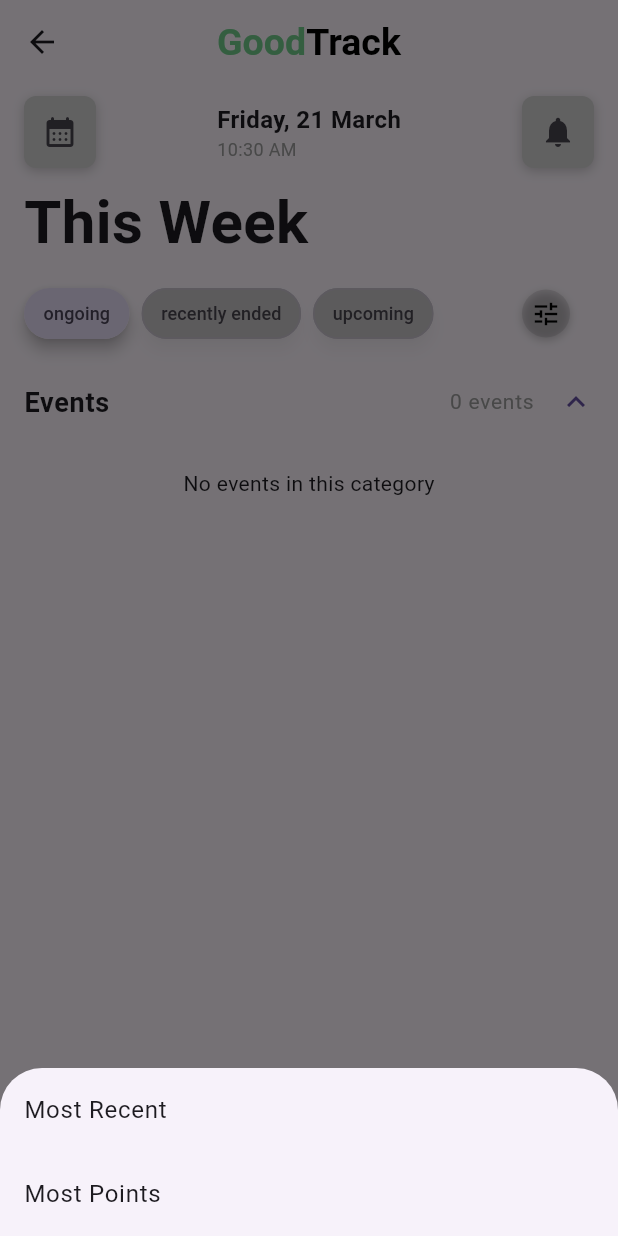
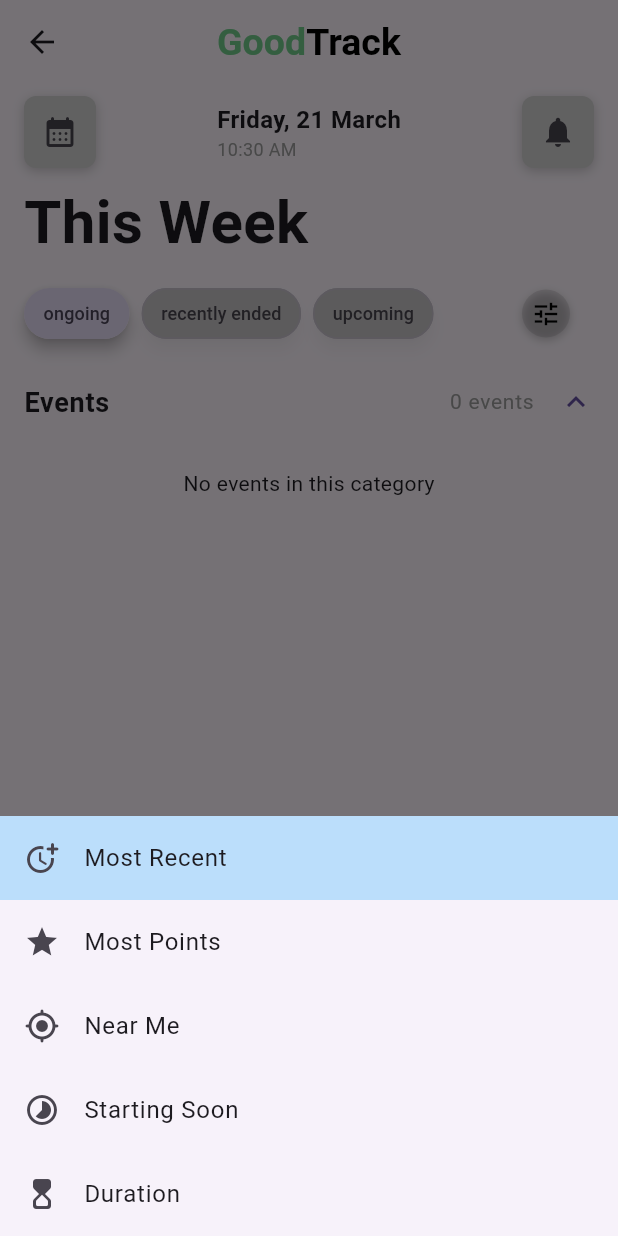
Before and after one commit to Vlxdi/community_impact_tracker, a Flutter app: the MainPage screen opened by its route, after a tap on the "tune" icon, on a phone screen of 412 x 824 dp. Run offline on Flutter 3.47's test engine with Material 3 defaults, Android fonts, the phone set to English and light mode, and no system bars; our stand-ins replace cloud_firestore, firebase_auth, firebase_core, firebase_storage, geolocator, google_maps_flutter and 2 more; accounts and stored records are empty; generated files the repository leaves out were written again; network calls fail.

Commit message:
Added more sorting options, changed icons

```diff
--- a/lib/main.dart
+++ b/lib/main.dart
@@ -153,7 +153,7 @@ class _MainPageState extends State<MainPage> {
             label: 'Shop',
           ),
           BottomNavigationBarItem(
-            icon: Icon(Icons.leaderboard_rounded),
+            icon: Icon(Icons.bar_chart_rounded),
             label: 'Leaderboard',
           ),
           BottomNavigationBarItem(
--- a/lib/main_pages/events_page.dart
+++ b/lib/main_pages/events_page.dart
@@ -5,6 +5,7 @@ import 'package:firebase_auth/firebase_auth.dart' show FirebaseAuth, User;
 import 'package:flutter/material.dart';
 import 'dart:async';
 import 'package:intl/intl.dart';
+import 'package:geolocator/geolocator.dart'; // Add this import for location services
 import '../widgets/event_card.dart';
 
 class EventsPage extends StatefulWidget {
@@ -32,6 +33,7 @@ class _EventsPageState extends State<EventsPage> {
   bool isLoadingMore = false;
   DocumentSnapshot? _lastDocument;
   bool _hasMoreEvents = true;
+  Position? userLocation; // Store the user's location
 
   // Add this line to make showSignedUpSection a class-level variable
   bool showSignedUpSection = false;
@@ -40,6 +42,9 @@ class _EventsPageState extends State<EventsPage> {
   void initState() {
     super.initState();
     _firebaseService = FirebaseService();
+
+    // Fetch user's location
+    _fetchUserLocation();
 
     // Set up a single auth state listener
     _authSubscription =
@@ -61,6 +66,37 @@ class _EventsPageState extends State<EventsPage> {
 
     // Initialize timers
     _firebaseService.initializeTimers();
+  }
+
+  // Fetch the user's current location
+  Future<void> _fetchUserLocation() async {
+    try {
+      bool serviceEnabled = await Geolocator.isLocationServiceEnabled();
+      if (!serviceEnabled) {
+        print("Location services are disabled.");
+        return;
+      }
+
+      LocationPermission permission = await Geolocator.checkPermission();
+      if (permission == LocationPermission.denied) {
+        permission = await Geolocator.requestPermission();
+        if (permission == LocationPermission.denied) {
+          print("Location permissions are denied.");
+          return;
+        }
+      }
+
+      if (permission == LocationPermission.deniedForever) {
+        print("Location permissions are permanently denied.");
+        return;
+      }
+
+      userLocation = await Geolocator.getCurrentPosition();
+      print(
+          "User location fetched: ${userLocation?.latitude}, ${userLocation?.longitude}");
+    } catch (e) {
+      print("Error fetching user location: $e");
+    }
   }
 
   // Clear all events and subscriptions
@@ -296,6 +332,31 @@ class _EventsPageState extends State<EventsPage> {
       eventsList.sort((a, b) => b['createdDate'].compareTo(a['createdDate']));
     } else if (selectedSort == 'most_points') {
       eventsList.sort((a, b) => b['rewardPoints'].compareTo(a['rewardPoints']));
+    } else if (selectedSort == 'near_me' && userLocation != null) {
+      eventsList.sort((a, b) {
+        double distanceA = Geolocator.distanceBetween(
+          userLocation!.latitude,
+          userLocation!.longitude,
+          a['latitude'],
+          a['longitude'],
+        );
+        double distanceB = Geolocator.distanceBetween(
+          userLocation!.latitude,
+          userLocation!.longitude,
+          b['latitude'],
+          b['longitude'],
+        );
+        return distanceA.compareTo(distanceB);
+      });
+    } else if (selectedSort == 'starting_soon') {
+      eventsList.sort((a, b) =>
+          a['startTime'].compareTo(b['startTime'])); // Sort in ascending order
+    } else if (selectedSort == 'duration') {
+      eventsList.sort((a, b) {
+        Duration durationA = a['endTime'].difference(a['startTime']);
+        Duration durationB = b['endTime'].difference(b['startTime']);
+        return durationB.compareTo(durationA); // Sort by longest duration
+      });
     }
   }
 
@@ -598,7 +659,12 @@ class _EventsPageState extends State<EventsPage> {
                                 mainAxisSize: MainAxisSize.min,
                                 children: [
                                   ListTile(
+                                    leading: Icon(Icons
+                                        .more_time_rounded), // Icon for "Most Recent"
                                     title: Text('Most Recent'),
+                                    tileColor: selectedSort == 'most_recent'
+                                        ? Colors.blue[100]
+                                        : null,
                                     onTap: () {
                                       setState(() {
                                         selectedSort = 'most_recent';
@@ -609,10 +675,63 @@ class _EventsPageState extends State<EventsPage> {
                                     },
                                   ),
                                   ListTile(
+                                    leading: Icon(
+                                        Icons.star), // Icon for "Most Points"
                                     title: Text('Most Points'),
+                                    tileColor: selectedSort == 'most_points'
+                                        ? Colors.blue[100]
+                                        : null,
                                     onTap: () {
                                       setState(() {
                                         selectedSort = 'most_points';
+                                        _applySorting(filteredEvents);
+                                        _applySorting(signedUpEvents);
+                                      });
+                                      Navigator.pop(context);
+                                    },
+                                  ),
+                                  ListTile(
+                                    leading: Icon(Icons
+                                        .my_location_rounded), // Icon for "Near Me"
+                                    title: Text('Near Me'),
+                                    tileColor: selectedSort == 'near_me'
+                                        ? Colors.blue[100]
+                                        : null,
+                                    onTap: () {
+                                      setState(() {
+                                        selectedSort = 'near_me';
+                                        _applySorting(filteredEvents);
+                                        _applySorting(signedUpEvents);
+                                      });
+                                      Navigator.pop(context);
+                                    },
+                                  ),
+                                  ListTile(
+                                    leading: Icon(Icons
+                                        .timelapse_rounded), // Icon for "Starting Soon"
+                                    title: Text('Starting Soon'),
+                                    tileColor: selectedSort == 'starting_soon'
+                                        ? Colors.blue[100]
+                                        : null,
+                                    onTap: () {
+                                      setState(() {
+                                        selectedSort = 'starting_soon';
+                                        _applySorting(filteredEvents);
+                                        _applySorting(signedUpEvents);
+                                      });
+                                      Navigator.pop(context);
+                                    },
+                                  ),
+                                  ListTile(
+                                    leading: Icon(Icons
+                                        .hourglass_top_rounded), // Icon for "Duration"
+                                    title: Text('Duration'),
+                                    tileColor: selectedSort == 'duration'
+                                        ? Colors.blue[100]
+                                        : null,
+                                    onTap: () {
+                                      setState(() {
+                                        selectedSort = 'duration';
                                         _applySorting(filteredEvents);
                                         _applySorting(signedUpEvents);
                                       });
--- a/pubspec.yaml
+++ b/pubspec.yaml
@@ -46,7 +46,7 @@ dependencies:
   google_maps_flutter: ^2.10.0
   dio: ^5.7.0
   flutter_polyline_points: ^2.1.0
-  geolocator: ^13.0.2
+  geolocator: ^13.0.3
   rxdart: ^0.28.0
   cloud_functions: ^5.3.3
 
```
Also changed, not shown: pubspec.lock.
